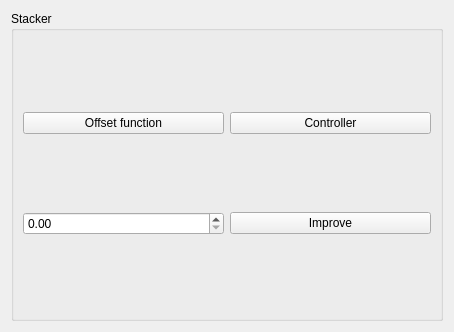
HonghuaLi/stacker, file Stacker/StackerWidget.ui: the form before one commit.
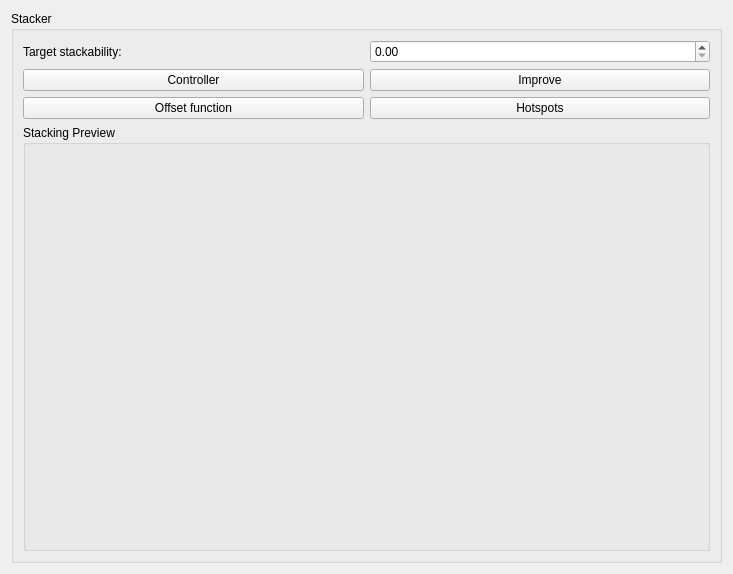
The form after the commit.

Patch:
```diff
--- a/Stacker/StackerWidget.ui
+++ b/Stacker/StackerWidget.ui
@@ -6,8 +6,8 @@
    <rect>
     <x>0</x>
     <y>0</y>
-    <width>454</width>
-    <height>332</height>
+    <width>733</width>
+    <height>574</height>
    </rect>
   </property>
   <property name="windowTitle">
@@ -20,21 +20,7 @@
       <string>Stacker</string>
      </property>
      <layout class="QGridLayout" name="gridLayout">
-      <item row="0" column="0">
-       <widget class="QPushButton" name="offsetButton">
-        <property name="text">
-         <string>Offset function</string>
-        </property>
-       </widget>
-      </item>
-      <item row="0" column="1">
-       <widget class="QPushButton" name="controllerButton">
-        <property name="text">
-         <string>Controller</string>
-        </property>
-       </widget>
-      </item>
-      <item row="1" column="1">
+      <item row="3" column="1">
        <widget class="QPushButton" name="improveButton">
         <property name="text">
          <string>Improve</string>
@@ -42,6 +28,13 @@
        </widget>
       </item>
       <item row="1" column="0">
+       <widget class="QLabel" name="label">
+        <property name="text">
+         <string>Target stackability:</string>
+        </property>
+       </widget>
+      </item>
+      <item row="1" column="1">
        <widget class="QDoubleSpinBox" name="targetS">
         <property name="maximum">
          <double>1.000000000000000</double>
@@ -51,6 +44,34 @@
         </property>
        </widget>
       </item>
+      <item row="3" column="0">
+       <widget class="QPushButton" name="controllerButton">
+        <property name="text">
+         <string>Controller</string>
+        </property>
+       </widget>
+      </item>
+      <item row="4" column="0">
+       <widget class="QPushButton" name="offsetButton">
+        <property name="text">
+         <string>Offset function</string>
+        </property>
+       </widget>
+      </item>
+      <item row="5" column="0" colspan="2">
+       <widget class="QGroupBox" name="previewBox">
+        <property name="title">
+         <string>Stacking Preview</string>
+        </property>
+       </widget>
+      </item>
+      <item row="4" column="1">
+       <widget class="QPushButton" name="hotspotsButton">
+        <property name="text">
+         <string>Hotspots</string>
+        </property>
+       </widget>
+      </item>
      </layout>
     </widget>
    </item>
```
